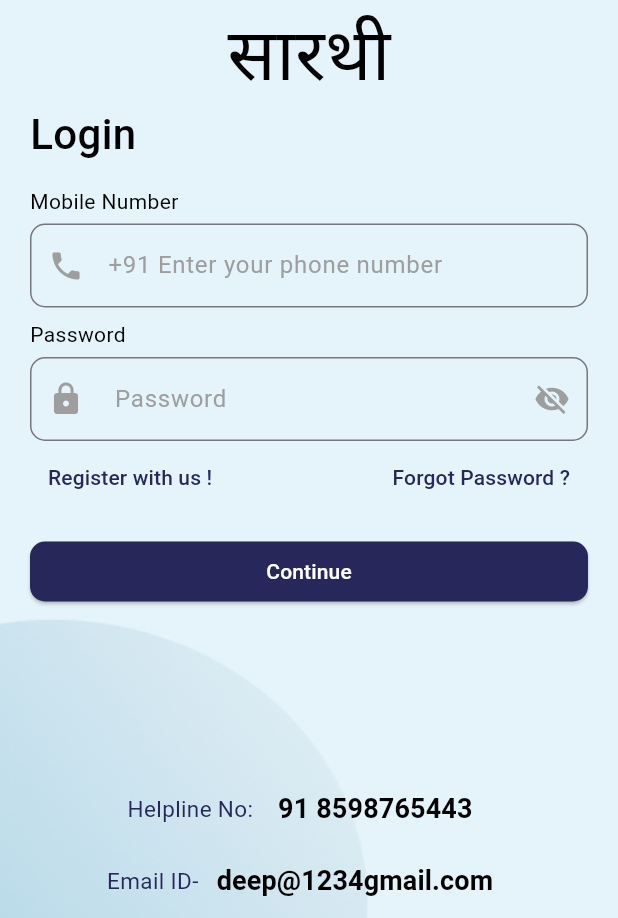
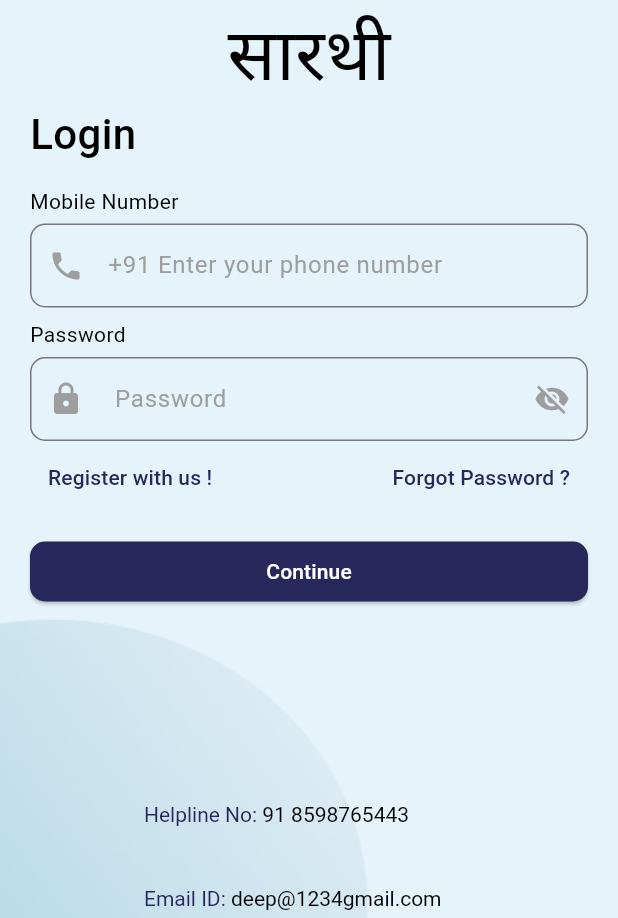
Before and after one commit to AmritBMDU/sarthi-app-vihbuti170424, a Flutter app: the screen it shows after launch, on a phone screen of 412 x 824 dp, the part 318-1236 px from its top. Run offline on Flutter 3.47's test engine with Material 3 defaults, Android fonts, the phone set to English and light mode, and no system bars; our stand-ins replace fluttertoast, google_fonts, pinput.

```diff
--- a/lib/app/ui/login_ui.dart
+++ b/lib/app/ui/login_ui.dart
@@ -264,38 +264,42 @@ class _LoginUiState extends State<LoginUi> {
                   //   TextStyle(color: appcolor.blue,
                   //       fontSize: 18,fontWeight: FontWeight.bold),),)
                   // ],),
-                  Row(mainAxisAlignment: MainAxisAlignment.center,
-                    children: [
-                      Text('Helpline No:',style:
-                      TextStyle(color: appcolor.blue,
-                        fontSize: 15,),),
-                      TextButton(onPressed: () {
-                        Navigator.push(context, MaterialPageRoute(builder: (context) => LoginUi()));
-                      }, child: Text(' 91 8598765443',style:
-                      TextStyle(color: appcolor.black,
-                          fontSize: 18,fontWeight: FontWeight.bold),),)
-                    ],),
-                  Row(mainAxisAlignment: MainAxisAlignment.center,
-                    children: [
-                      Text('Email ID-',style:
-                      TextStyle(color: appcolor.blue,
-                        fontSize: 15,),),
-                      TextButton(onPressed: () {
-                        Navigator.push(context, MaterialPageRoute(builder: (context) => LoginUi()));
-                      }, child: Text('deep@1234gmail.com',style:
-                      TextStyle(color: appcolor.black,
-                          fontSize: 18,fontWeight: FontWeight.bold),),)
-                    ],),
-                  Column(
-                    mainAxisAlignment: MainAxisAlignment.end,
+                  // Row(mainAxisAlignment: MainAxisAlignment.center,
+                  //   children: [
+                  //     Text('Helpline No:',style:
+                  //     TextStyle(color: appcolor.blue,
+                  //       fontSize: 15,),),
+                  //     TextButton(onPressed: () {
+                  //       Navigator.push(context, MaterialPageRoute(builder: (context) => LoginUi()));
+                  //     }, child: Text(' 91 8598765443',style:
+                  //     TextStyle(color: appcolor.black,
+                  //         fontSize: 18,fontWeight: FontWeight.bold),),)
+                  //   ],),
+                  // Row(mainAxisAlignment: MainAxisAlignment.center,
+                  //   children: [
+                  //     Text('Email ID-',style:
+                  //     TextStyle(color: appcolor.blue,
+                  //       fontSize: 15,),),
+                  //     TextButton(onPressed: () {
+                  //       Navigator.push(context, MaterialPageRoute(builder: (context) => LoginUi()));
+                  //     }, child: Text('deep@1234gmail.com',style:
+                  //     TextStyle(color: appcolor.black,
+                  //         fontSize: 18,fontWeight: FontWeight.bold),),)
+                  //   ],),
+                  Container(
+                    margin: EdgeInsets.symmetric( horizontal: 60),
+                    child: Column(
+                      // crossAxisAlignment: CrossAxisAlignment.center,
+                      mainAxisAlignment: MainAxisAlignment.center,
                       children: <Widget>[
+
                         ListTile(
                           title: RichText(
                             text: TextSpan(
                               children: [
                                 TextSpan(
                                   text: 'Helpline No: ',
-                                style: TextStyle(color: Colors.blue),
+                                  style: TextStyle(color: appcolor.blue),
                                 ),
                                 TextSpan(
                                   text: '91 8598765443',
@@ -313,7 +317,7 @@ class _LoginUiState extends State<LoginUi> {
                               children: [
                                 TextSpan(
                                   text: 'Email ID: ',
-                                style: TextStyle(color: Colors.blue),
+                                  style: TextStyle(color:appcolor.blue),
                                 ),
                                 TextSpan(
                                   text: 'deep@1234gmail.com',
@@ -326,6 +330,7 @@ class _LoginUiState extends State<LoginUi> {
                           ),
                         ),
                       ],
+                    ),
                   ),
 
 
```
Lines whose indentation alone changed are shown as unchanged.
